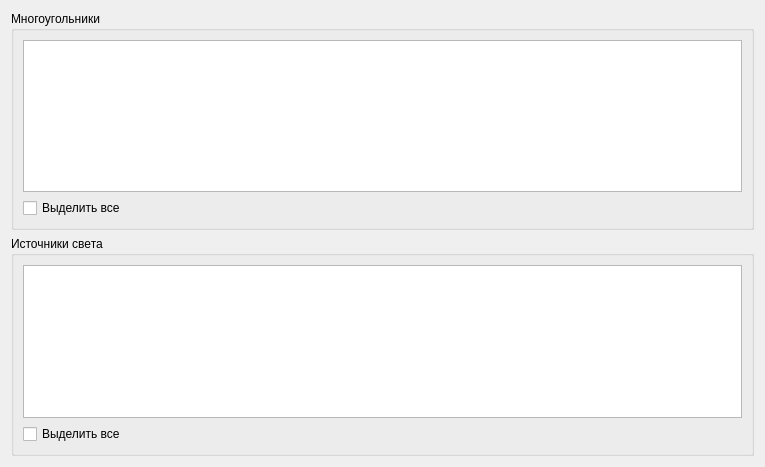
Before: the Qt Designer form EditSceneDialog.ui in ilotXXI/RayBacktrace, drawn with Qt 5.
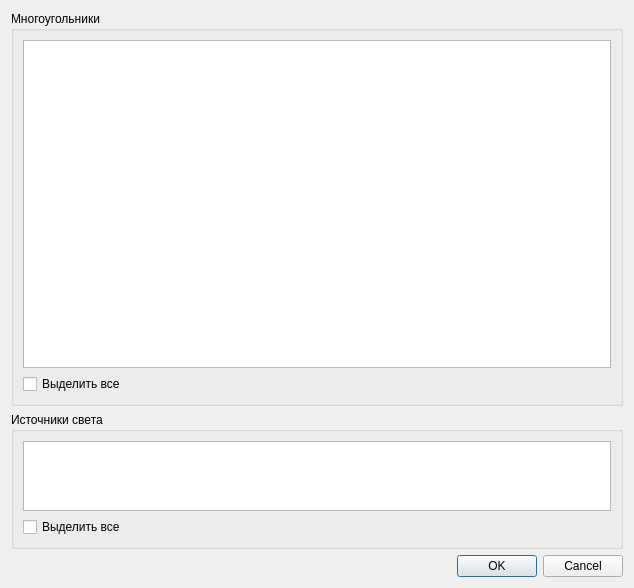
After: the same form once the commit is applied.

Commit message: Polygons table (without vertices) and color-editing delegate. Integrate them to scene edit dialog.

```diff
--- a/EditSceneDialog.ui
+++ b/EditSceneDialog.ui
@@ -6,14 +6,14 @@
    <rect>
     <x>0</x>
     <y>0</y>
-    <width>765</width>
-    <height>467</height>
+    <width>634</width>
+    <height>588</height>
    </rect>
   </property>
   <property name="windowTitle">
    <string>Dialog</string>
   </property>
-  <layout class="QVBoxLayout" name="verticalLayout_3">
+  <layout class="QVBoxLayout" name="verticalLayout_3" stretch="3,1,1">
    <item>
     <widget class="QGroupBox" name="groupBox">
      <property name="title">
@@ -52,6 +52,13 @@
      </layout>
     </widget>
    </item>
+   <item>
+    <widget class="QDialogButtonBox" name="buttonBox">
+     <property name="standardButtons">
+      <set>QDialogButtonBox::Cancel|QDialogButtonBox::Ok</set>
+     </property>
+    </widget>
+   </item>
   </layout>
  </widget>
  <resources/>
```
The commit also changes 12 other files.
